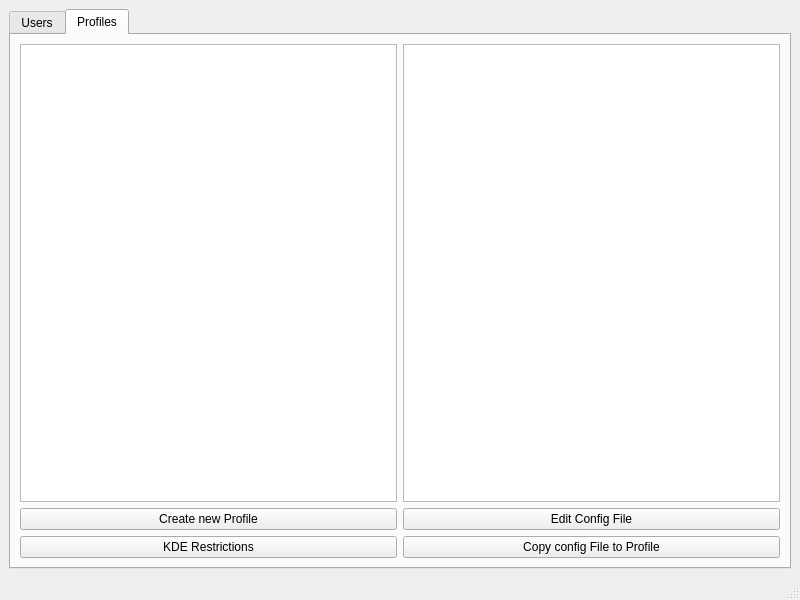
Qt form src/mainwindow.ui (KDE/confine) before a commit.
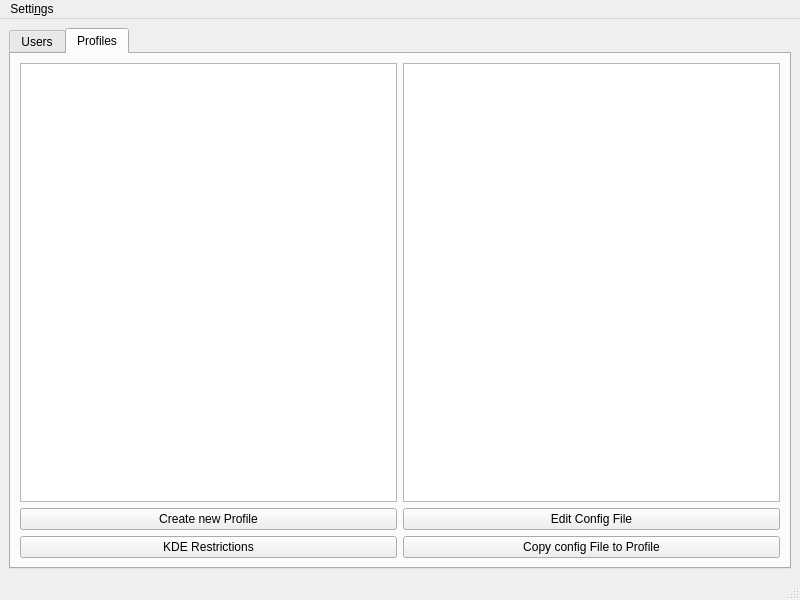
The same form after that commit.

What changed in the file:
```diff
--- a/src/mainwindow.ui
+++ b/src/mainwindow.ui
@@ -121,9 +121,15 @@
      <x>0</x>
      <y>0</y>
      <width>800</width>
-     <height>30</height>
+     <height>29</height>
     </rect>
    </property>
+   <widget class="QMenu" name="menuSettings">
+    <property name="title">
+     <string>Setti&amp;ngs</string>
+    </property>
+   </widget>
+   <addaction name="menuSettings"/>
   </widget>
   <widget class="QStatusBar" name="statusbar"/>
  </widget>
```
Left out of the diff: 5 changed lines with no effect on the pictures.
